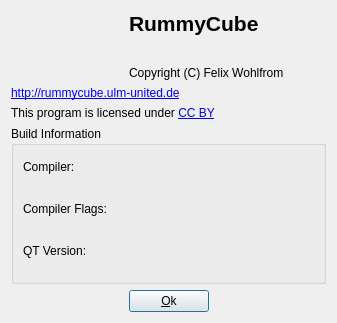
Qt form src/main/gui/AboutWindow.ui (FelixWohlfrom/RummyCube) before a commit.
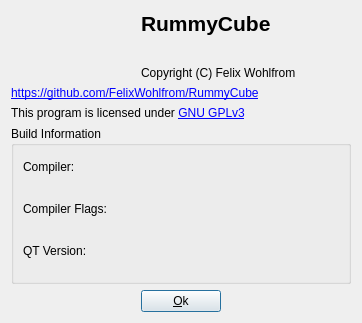
The same form after that commit. Icons and pictures are not drawn.

Commit message:
properly license using GNU GPLv3
Also update link in "about" window with link to github repo and gpl.
Made link to github clickable.

```diff
--- a/src/main/gui/AboutWindow.ui
+++ b/src/main/gui/AboutWindow.ui
@@ -9,7 +9,7 @@
    <rect>
     <x>0</x>
     <y>0</y>
-    <width>337</width>
+    <width>362</width>
     <height>323</height>
    </rect>
   </property>
@@ -30,7 +30,10 @@
    <item row="3" column="0" colspan="3">
     <widget class="QLabel" name="url">
      <property name="text">
-      <string>&lt;a href=&quot;http://www.rummycube.ulm-united.de&quot;&gt;http://rummycube.ulm-united.de&lt;/a&gt;</string>
+      <string>&lt;a href=&quot;https://github.com/FelixWohlfrom/RummyCube&quot;&gt;https://github.com/FelixWohlfrom/RummyCube&lt;/a&gt;</string>
+     </property>
+     <property name="textFormat">
+      <enum>Qt::AutoText</enum>
      </property>
      <property name="margin">
       <number>9</number>
@@ -80,10 +83,7 @@
       <enum>Qt::LeftToRight</enum>
      </property>
      <property name="text">
-      <string>This program is licensed under &lt;a href=&quot;http://creativecommons.org/licenses/by/3.0/&quot;&gt;CC BY&lt;/a&gt;</string>
-     </property>
-     <property name="alignment">
-      <set>Qt::AlignLeading|Qt::AlignLeft|Qt::AlignVCenter</set>
+      <string>This program is licensed under &lt;a href=&quot;https://www.gnu.org/licenses/gpl-3.0.txt&quot;&gt;GNU GPLv3&lt;/a&gt;</string>
      </property>
      <property name="margin">
       <number>9</number>
```
Left out of the diff: 22 changed lines with no effect on the pictures. The commit also changes 67 other files.
